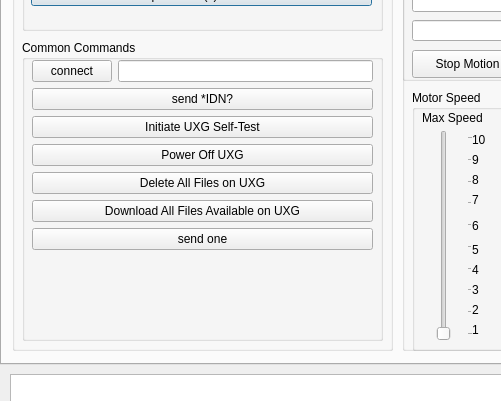
Before: the Qt Designer form UXG/mainwindow.ui in jonk4m/UXG, drawn with Qt 5; both pictures show x 0 to 501 and y 186 to 587 of the 861 by 774 pixel window.
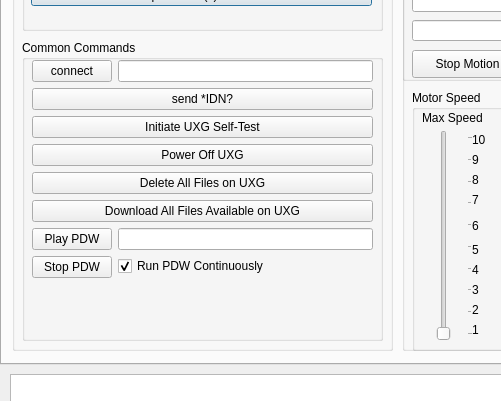
After: the same form once the commit is applied. The open tabs and pages were chosen to show the change.

The edit to the form file:
```diff
--- a/UXG/mainwindow.ui
+++ b/UXG/mainwindow.ui
@@ -129,7 +129,7 @@
           <x>10</x>
           <y>20</y>
           <width>341</width>
-          <height>271</height>
+          <height>282</height>
          </rect>
         </property>
         <layout class="QFormLayout" name="formLayout_2">
@@ -178,10 +178,30 @@
            </property>
           </widget>
          </item>
-         <item row="6" column="0" colspan="2">
-          <widget class="QPushButton" name="pushButton_3">
+         <item row="7" column="0">
+          <widget class="QPushButton" name="playPDWPushButton">
            <property name="text">
-            <string>send one</string>
+            <string>Play PDW</string>
+           </property>
+          </widget>
+         </item>
+         <item row="7" column="1">
+          <widget class="QLineEdit" name="pdwNameLineEdit"/>
+         </item>
+         <item row="8" column="1">
+          <widget class="QCheckBox" name="continuousPDWCheckBox">
+           <property name="text">
+            <string>Run PDW Continuously</string>
+           </property>
+           <property name="checked">
+            <bool>true</bool>
+           </property>
+          </widget>
+         </item>
+         <item row="8" column="0">
+          <widget class="QPushButton" name="stopPDWPushButton">
+           <property name="text">
+            <string>Stop PDW</string>
            </property>
           </widget>
          </item>
```
Left out of the diff: 6 changed lines with no effect on the pictures.
